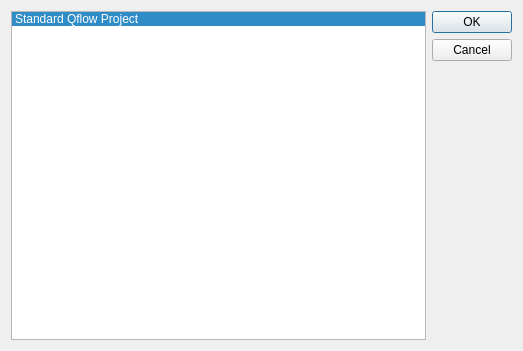
First picture: the form in templates.ui, repository libresilicon/qtflow, before the edit.
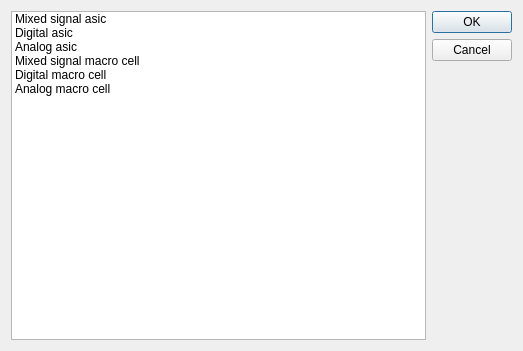
Second picture: the form after the edit.

```diff
--- a/templates.ui
+++ b/templates.ui
@@ -17,11 +17,36 @@
    <item>
     <widget class="QListWidget" name="listWidget">
      <property name="currentRow">
-      <number>0</number>
+      <number>-1</number>
      </property>
      <item>
       <property name="text">
-       <string>Standard Qflow Project</string>
+       <string>Mixed signal asic</string>
+      </property>
+     </item>
+     <item>
+      <property name="text">
+       <string>Digital asic</string>
+      </property>
+     </item>
+     <item>
+      <property name="text">
+       <string>Analog asic</string>
+      </property>
+     </item>
+     <item>
+      <property name="text">
+       <string>Mixed signal macro cell</string>
+      </property>
+     </item>
+     <item>
+      <property name="text">
+       <string>Digital macro cell</string>
+      </property>
+     </item>
+     <item>
+      <property name="text">
+       <string>Analog macro cell</string>
       </property>
      </item>
     </widget>
```
